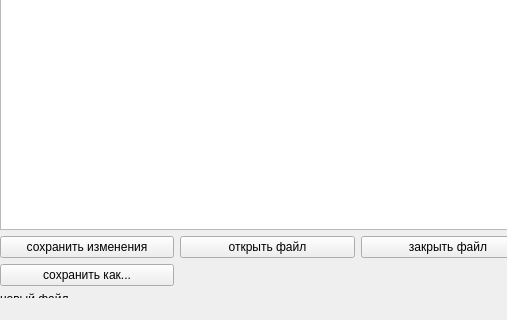
The window that work-3a/mainwindow.ui (Karenfen/SimpleTextEditor) describes before a commit, drawn with Qt 5; both pictures show x 0 to 507 and y 85 to 405 of the 620 by 405 pixel window.
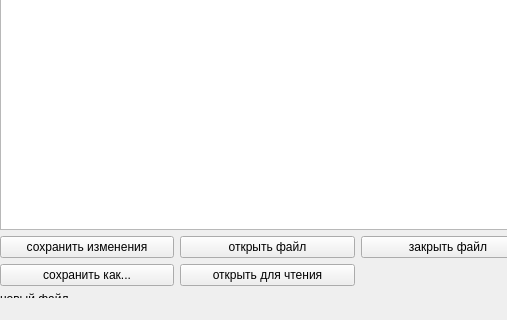
The same window after the commit.

Commit message: добавил кнопку "open read only" и подсказки для всех кнопок

Patch:
```diff
--- a/work-3a/mainwindow.ui
+++ b/work-3a/mainwindow.ui
@@ -76,6 +76,13 @@
          </property>
         </widget>
        </item>
+       <item row="1" column="1">
+        <widget class="QPushButton" name="pushButton_open_read_only">
+         <property name="text">
+          <string>открыть для чтения</string>
+         </property>
+        </widget>
+       </item>
       </layout>
      </item>
      <item>
```
The commit also changes 2 other files.
